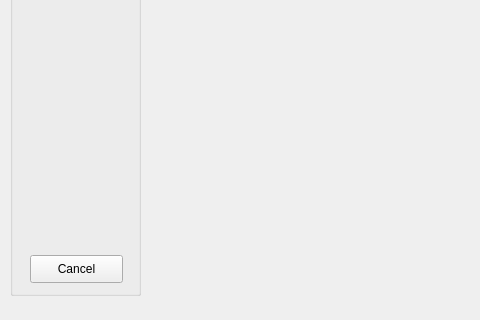
This is src/skeleton/capture-mode2.ui in palimpsest-pursuers/capturing as Qt 5 draws it before an edit; both pictures show x 0 to 480 and y 284 to 604 of the 1076 by 604 pixel window. The edited form follows.
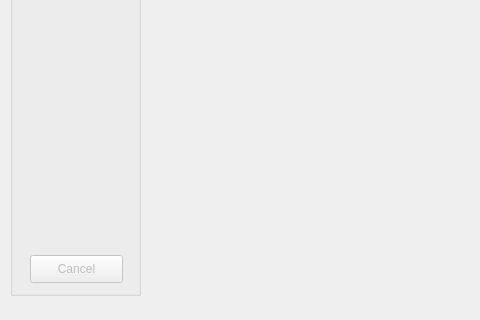
This is the edited form.

Patch:
```diff
--- a/src/skeleton/capture-mode2.ui
+++ b/src/skeleton/capture-mode2.ui
@@ -113,6 +113,9 @@
      </property>
     </widget>
     <widget class="QPushButton" name="CancelButton">
+     <property name="enabled">
+      <bool>false</bool>
+     </property>
      <property name="geometry">
       <rect>
        <x>20</x>
```
